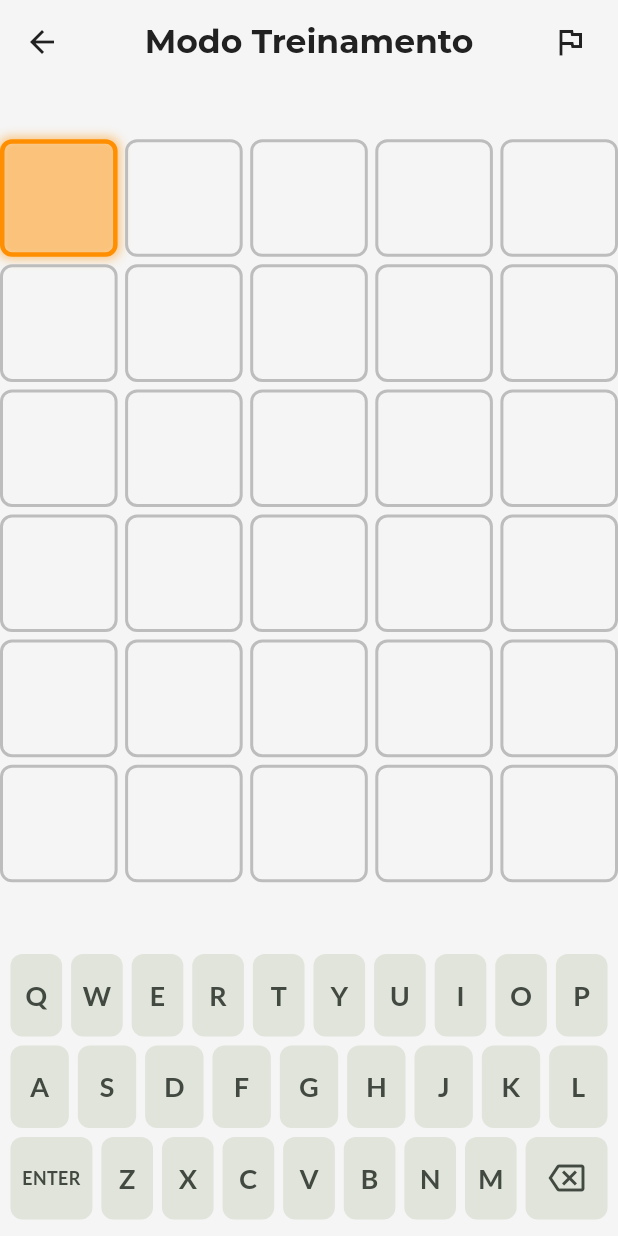
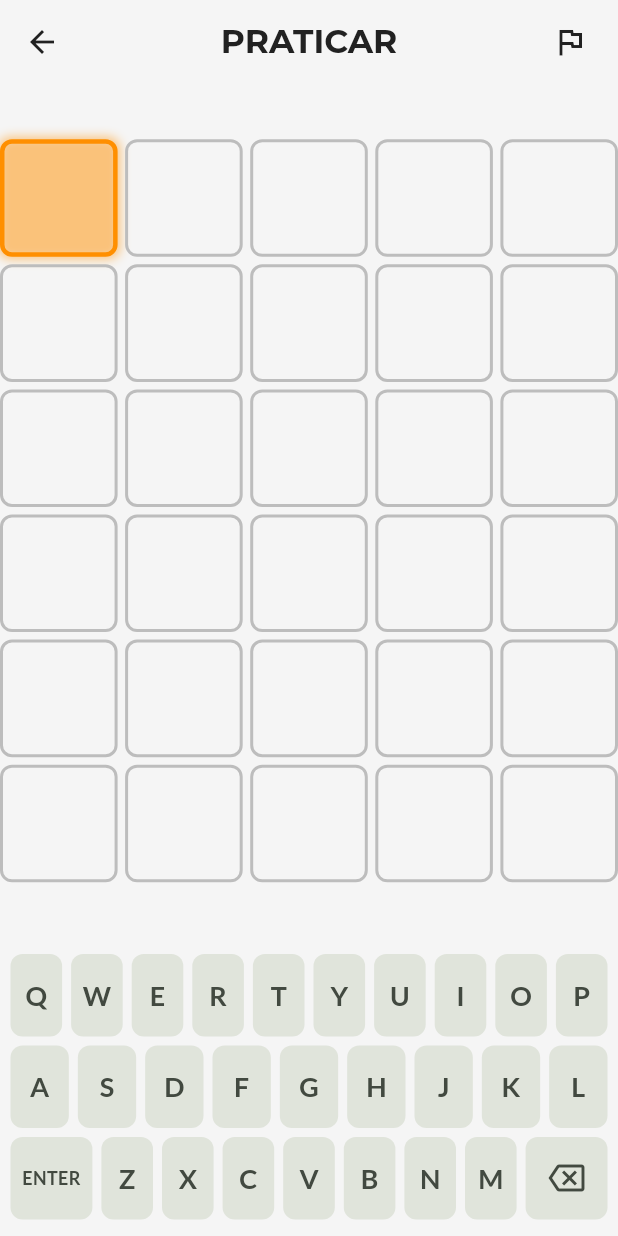
Before and after one commit to eduardofrnnds/letra_a_letra_flutter, a Flutter app: the screen it shows after launch, after a tap on "PRATICAR", on a phone screen of 412 x 824 dp. Run offline on Flutter 3.47's test engine with Material 3 defaults, Android fonts, the phone set to English and light mode, and no system bars; our stand-ins replace google_fonts, shared_preferences; statements that could not run were skipped.

Commit message:
Corrige bugs

```diff
--- a/lib/models/tentativa_model.dart
+++ b/lib/models/tentativa_model.dart
@@ -0,0 +1,12 @@
+import 'estado_letra.dart';
+
+// Representa uma única tentativa (linha) no jogo.
+class Tentativa {
+  // A palavra que foi submetida.
+  final String palavra;
+
+  // A lista de estados (cores) para cada letra.
+  final List<EstadoLetra> estados;
+
+  Tentativa({required this.palavra, required this.estados});
+}
--- a/lib/pages/game_page.dart
+++ b/lib/pages/game_page.dart
@@ -151,7 +151,7 @@ class __GameViewState extends State<_GameView> {
 
     return Scaffold(
       appBar: AppBar(
-        title: Text(controller.isModoDiario ? 'PALAVRA DO DIA' : 'Modo Treinamento'),
+        title: Text(controller.isModoDiario ? 'PALAVRA DO DIA' : 'PRATICAR'),
         actions: [
           if (!controller.jogoTerminou)
             IconButton(
--- a/lib/pages/home_page.dart
+++ b/lib/pages/home_page.dart
@@ -63,7 +63,7 @@ class _HomePageState extends State<HomePage> {
                 crossAxisAlignment: CrossAxisAlignment.stretch,
                 children: [
                   Text(
-                    'Letra a Letra',
+                    'LETRA A LETRA',
                     textAlign: TextAlign.center,
                     style: GoogleFonts.montserrat(
                       fontSize: 48,
--- a/lib/widgets/grade_jogo.dart
+++ b/lib/widgets/grade_jogo.dart
@@ -6,12 +6,10 @@ import '../controllers/jogo_controller.dart';
 import 'package:provider/provider.dart';
 
 class GradeJogo extends StatelessWidget {
-  // CORREÇÃO: Utilizando a sintaxe moderna 'super.key'
   const GradeJogo({super.key});
 
   @override
   Widget build(BuildContext context) {
-    // Consome o JogoController para aceder ao estado
     final controller = context.watch<JogoController>();
 
     return LayoutBuilder(
@@ -37,6 +35,16 @@ class GradeJogo extends StatelessWidget {
                 final coluna = index % 5;
                 final isLinhaAtual = linha == controller.tentativaAtual;
 
+                String letra = '';
+                EstadoLetra estado = EstadoLetra.inicial;
+
+                if (isLinhaAtual) {
+                  letra = controller.palpiteAtualList[coluna];
+                } else if (controller.tentativas[linha] != null) {
+                  letra = controller.tentativas[linha]!.palavra.split('')[coluna];
+                  estado = controller.tentativas[linha]!.estados[coluna];
+                }
+
                 return GestureDetector(
                   onTap: () {
                     if (isLinhaAtual) {
@@ -44,8 +52,8 @@ class GradeJogo extends StatelessWidget {
                     }
                   },
                   child: CaixaLetra(
-                    letra: controller.grade[linha][coluna],
-                    estado: controller.estadosGrade[linha][coluna],
+                    letra: letra,
+                    estado: estado,
                     foiSubmetida: linha < controller.tentativaAtual,
                     isSelecionada: isLinhaAtual && coluna == controller.colunaSelecionada,
                     animationDelay: Duration(milliseconds: coluna * 100),
@@ -60,6 +68,7 @@ class GradeJogo extends StatelessWidget {
   }
 }
 
+// O widget CaixaLetra permanece o mesmo, sem alterações necessárias.
 class CaixaLetra extends StatefulWidget {
   final String letra;
   final EstadoLetra estado;
@@ -67,7 +76,6 @@ class CaixaLetra extends StatefulWidget {
   final bool isSelecionada;
   final Duration animationDelay;
 
-  // CORREÇÃO: Utilizando a sintaxe moderna 'super.key'
   const CaixaLetra({
     super.key,
     required this.letra,
@@ -109,7 +117,6 @@ class _CaixaLetraState extends State<CaixaLetra> with SingleTickerProviderStateM
   @override
   Widget build(BuildContext context) {
     final colors = Theme.of(context).colorScheme;
-
     return AnimatedBuilder(
       animation: _controller,
       builder: (context, child) {
@@ -125,30 +132,28 @@ class _CaixaLetraState extends State<CaixaLetra> with SingleTickerProviderStateM
           switch (widget.estado) {
             case EstadoLetra.correto:
               corFundo = AppColors.success;
-              corTexto = Colors.white;
               break;
             case EstadoLetra.corretoRepetido:
               corFundo = AppColors.repeatedSuccess;
-              corTexto = Colors.white;
               break;
             case EstadoLetra.posicaoErrada:
               corFundo = AppColors.warning;
-              corTexto = Colors.white;
+              break;
+            case EstadoLetra.posicaoErradaRepetida:
+              corFundo = AppColors.repeatedWarning;
               break;
             default:
               corFundo = AppColors.neutral;
-              corTexto = Colors.white;
           }
           corBorda = corFundo;
+          corTexto = Colors.white;
         } else {
           corFundo = Colors.transparent;
           corBorda = colors.outline;
           corTexto = colors.onSurface;
         }
 
-        if (widget.isSelecionada) {
-          corBorda = colors.secondary;
-        }
+        if (widget.isSelecionada) corBorda = colors.secondary;
 
         return Transform(
           transform: transform,
@@ -157,28 +162,15 @@ class _CaixaLetraState extends State<CaixaLetra> with SingleTickerProviderStateM
             duration: const Duration(milliseconds: 200),
             decoration: BoxDecoration(
               color: corFundo,
-              border: Border.all(
-                color: corBorda,
-                width: widget.isSelecionada ? 3.0 : 2.0,
-              ),
+              border: Border.all(color: corBorda, width: widget.isSelecionada ? 3.0 : 2.0,),
               borderRadius: BorderRadius.circular(8),
-              boxShadow: widget.isSelecionada ? [
-                BoxShadow(
-                  // CORREÇÃO: Usando 'withAlpha' em vez de 'withOpacity'
-                  color: colors.secondary.withAlpha(128),
-                  blurRadius: 5,
-                  spreadRadius: 1,
-                )
-              ] : [],
+              boxShadow: widget.isSelecionada ? [BoxShadow(color: colors.secondary.withAlpha(128), blurRadius: 5, spreadRadius: 1,)] : [],
             ),
             child: Center(
               child: Transform(
                 transform: Matrix4.identity()..rotateX(isFlipped ? math.pi : 0),
                 alignment: Alignment.center,
-                child: Text(
-                  widget.letra.toUpperCase(),
-                  style: TextStyle(fontSize: 32, fontWeight: FontWeight.bold, color: corTexto),
-                ),
+                child: Text(widget.letra.toUpperCase(), style: TextStyle(fontSize: 32, fontWeight: FontWeight.bold, color: corTexto),),
               ),
             ),
           ),
```
